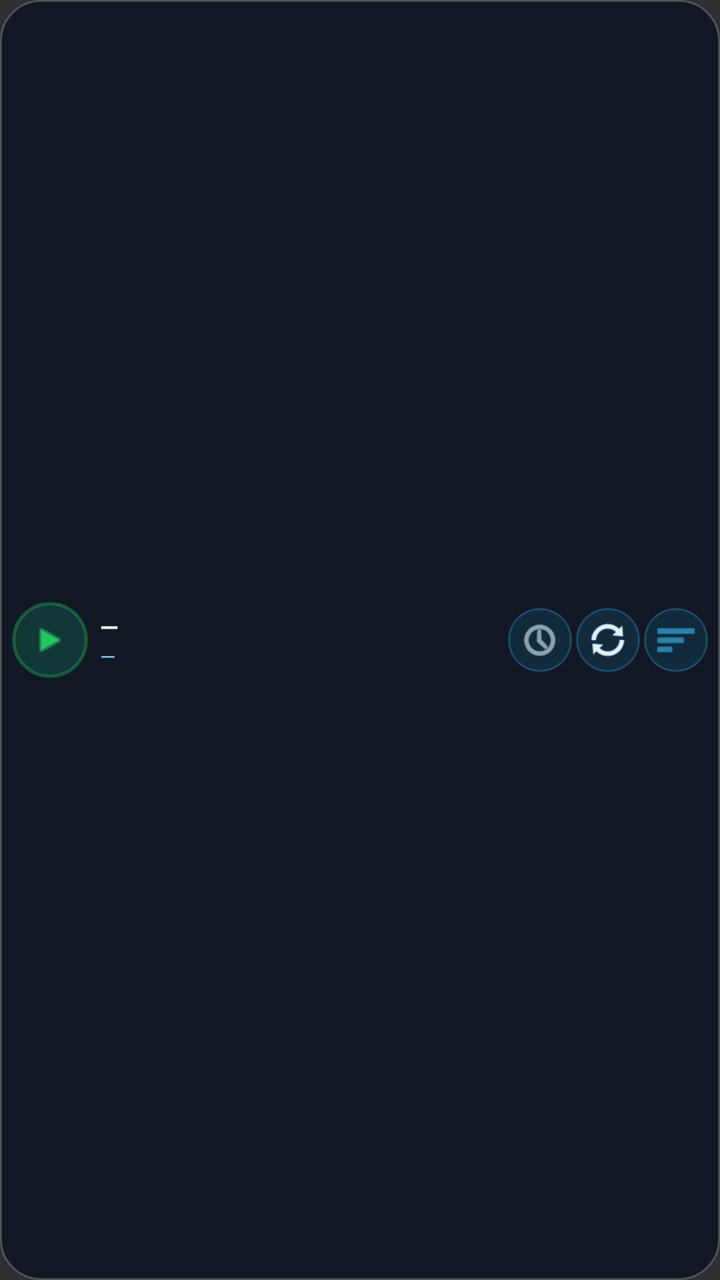
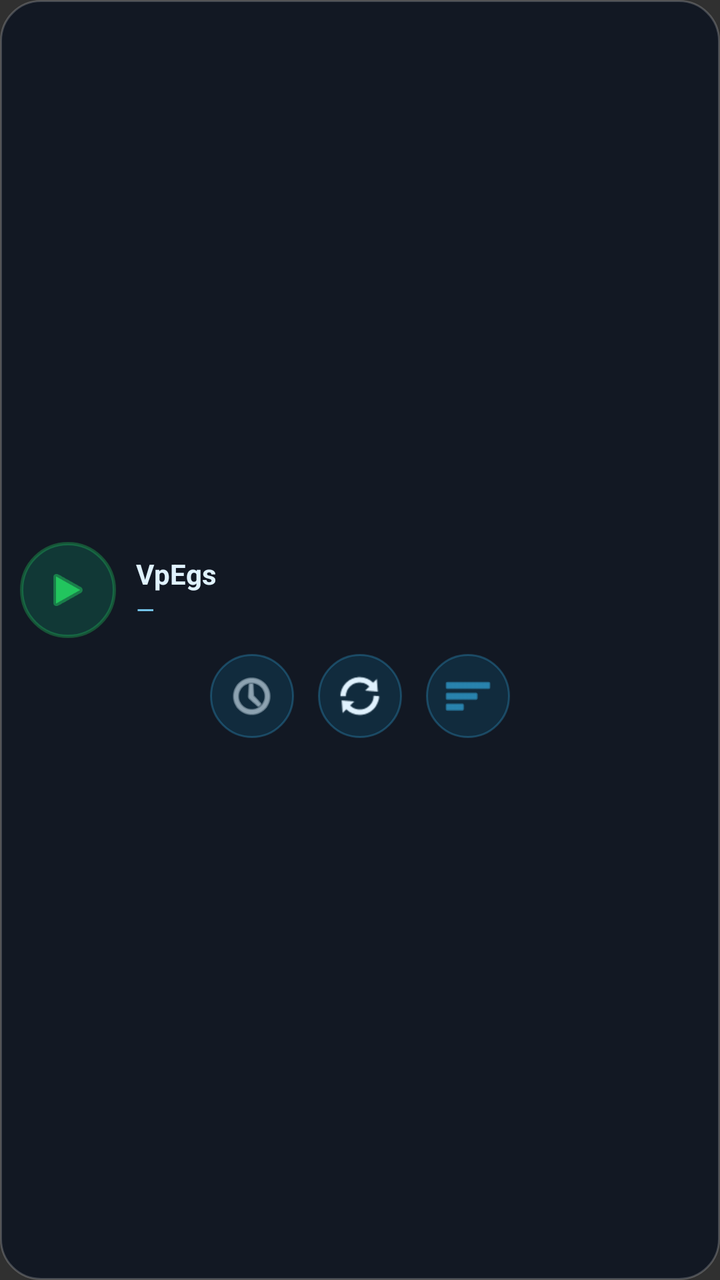

Screens rendered from an Android XML layout before and after an edit, with the pre-edit source and the edit as a unified diff.
<!-- AndroidManifest.xml: application theme Theme.VpEgs -->
<!-- res/layout/widget_vpegs.xml -->
<?xml version="1.0" encoding="utf-8"?>
<LinearLayout xmlns:android="http://schemas.android.com/apk/res/android"
    android:id="@+id/widget_root"
    android:layout_width="match_parent"
    android:layout_height="match_parent"
    android:orientation="horizontal"
    android:gravity="center_vertical"
    android:padding="6dp"
    android:background="@drawable/widget_bg">

    <FrameLayout
        android:id="@+id/btn_toggle"
        android:clickable="true"
        android:focusable="true"
        android:layout_width="38dp"
        android:layout_height="38dp"
        android:background="@drawable/widget_btn_circle">
        <ImageView
            android:id="@+id/icon_power"
            android:layout_width="18dp"
            android:layout_height="18dp"
            android:layout_gravity="center"
            android:src="@android:drawable/ic_media_play"
            android:tint="#22C55E" />
    </FrameLayout>

    <LinearLayout
        android:layout_width="0dp"
        android:layout_height="wrap_content"
        android:layout_weight="1"
        android:orientation="vertical"
        android:paddingStart="6dp"
        android:paddingEnd="2dp">
        <TextView
            android:id="@+id/txt_country"
            android:layout_width="match_parent"
            android:layout_height="wrap_content"
            android:text="—"
            android:textColor="#F1F5F9"
            android:textSize="12sp"
            android:textStyle="bold"
            android:maxLines="1"
            android:ellipsize="end" />
        <TextView
            android:id="@+id/txt_ping"
            android:layout_width="match_parent"
            android:layout_height="wrap_content"
            android:text="—"
            android:textColor="#7DD3FC"
            android:textSize="10sp"
            android:maxLines="1" />
    </LinearLayout>

    <ImageView android:id="@+id/btn_ping" android:layout_width="32dp" android:layout_height="32dp"
        android:padding="5dp" android:clickable="true" android:focusable="true"
        android:src="@android:drawable/ic_menu_recent_history" android:background="@drawable/widget_btn_small" android:tint="#E0F2FE" />
    <ImageView android:id="@+id/btn_refresh" android:layout_width="32dp" android:layout_height="32dp"
        android:layout_marginStart="2dp" android:padding="5dp" android:clickable="true" android:focusable="true"
        android:src="@android:drawable/ic_popup_sync" android:background="@drawable/widget_btn_small" android:tint="#E0F2FE" />
    <ImageView android:id="@+id/btn_best" android:layout_width="32dp" android:layout_height="32dp"
        android:layout_marginStart="2dp" android:padding="5dp" android:clickable="true" android:focusable="true"
        android:src="@android:drawable/ic_menu_sort_by_size" android:background="@drawable/widget_btn_small" android:tint="#38BDF8" />
</LinearLayout>
<!-- resources referenced by this layout -->
<resources>
  <!-- drawable widget_bg (drawable) -->
  <?xml version="1.0" encoding="utf-8"?>
  <shape xmlns:android="http://schemas.android.com/apk/res/android" android:shape="rectangle">
      <solid android:color="#CC0B1220" />
      <corners android:radius="20dp" />
      <stroke android:width="1dp" android:color="#33FFFFFF" />
  </shape>
  <!-- drawable widget_btn_circle (drawable) -->
  <?xml version="1.0" encoding="utf-8"?>
  <shape xmlns:android="http://schemas.android.com/apk/res/android"
      android:shape="oval">
      <solid android:color="#3310B981" />
      <stroke android:width="1.5dp" android:color="#5522C55E" />
  </shape>
  <!-- drawable widget_btn_small (drawable) -->
  <?xml version="1.0" encoding="utf-8"?>
  <shape xmlns:android="http://schemas.android.com/apk/res/android"
      android:shape="oval">
      <solid android:color="#220EA5E9" />
      <stroke android:width="1dp" android:color="#4438BDF8" />
  </shape>
  <style name="Theme.VpEgs" parent="android:Theme.Material.NoActionBar">
          <item name="android:statusBarColor">@android:color/transparent</item>
          <item name="android:navigationBarColor">@android:color/transparent</item>
          <item name="android:windowLightStatusBar">false</item>
      </style>
</resources>

<!-- the commit's change to res/layout/widget_vpegs.xml (unified diff, before → after) -->
@@ -3,61 +3,100 @@
     android:id="@+id/widget_root"
     android:layout_width="match_parent"
     android:layout_height="match_parent"
-    android:orientation="horizontal"
-    android:gravity="center_vertical"
-    android:padding="6dp"
-    android:background="@drawable/widget_bg">
-
-    <FrameLayout
-        android:id="@+id/btn_toggle"
-        android:clickable="true"
-        android:focusable="true"
-        android:layout_width="38dp"
-        android:layout_height="38dp"
-        android:background="@drawable/widget_btn_circle">
-        <ImageView
-            android:id="@+id/icon_power"
-            android:layout_width="18dp"
-            android:layout_height="18dp"
-            android:layout_gravity="center"
-            android:src="@android:drawable/ic_media_play"
-            android:tint="#22C55E" />
-    </FrameLayout>
+    android:orientation="vertical"
+    android:padding="10dp"
+    android:background="@drawable/widget_bg"
+    android:gravity="center">
 
     <LinearLayout
-        android:layout_width="0dp"
+        android:layout_width="match_parent"
         android:layout_height="wrap_content"
-        android:layout_weight="1"
-        android:orientation="vertical"
-        android:paddingStart="6dp"
-        android:paddingEnd="2dp">
-        <TextView
-            android:id="@+id/txt_country"
-            android:layout_width="match_parent"
+        android:orientation="horizontal"
+        android:gravity="center_vertical">
+
+        <FrameLayout
+            android:id="@+id/btn_toggle"
+            android:clickable="true"
+            android:focusable="true"
+            android:layout_width="48dp"
+            android:layout_height="48dp"
+            android:background="@drawable/widget_btn_circle">
+            <ImageView
+                android:id="@+id/icon_power"
+                android:layout_width="24dp"
+                android:layout_height="24dp"
+                android:layout_gravity="center"
+                android:src="@android:drawable/ic_media_play"
+                android:tint="#22C55E" />
+        </FrameLayout>
+
+        <LinearLayout
+            android:layout_width="0dp"
             android:layout_height="wrap_content"
-            android:text="—"
-            android:textColor="#F1F5F9"
-            android:textSize="12sp"
-            android:textStyle="bold"
-            android:maxLines="1"
-            android:ellipsize="end" />
-        <TextView
-            android:id="@+id/txt_ping"
-            android:layout_width="match_parent"
-            android:layout_height="wrap_content"
-            android:text="—"
-            android:textColor="#7DD3FC"
-            android:textSize="10sp"
-            android:maxLines="1" />
+            android:layout_weight="1"
+            android:orientation="vertical"
+            android:paddingStart="10dp">
+            <TextView
+                android:id="@+id/txt_country"
+                android:layout_width="match_parent"
+                android:layout_height="wrap_content"
+                android:text="VpEgs"
+                android:textColor="#E0F2FE"
+                android:textSize="14sp"
+                android:textStyle="bold"
+                android:maxLines="1"
+                android:ellipsize="end" />
+            <TextView
+                android:id="@+id/txt_ping"
+                android:layout_width="match_parent"
+                android:layout_height="wrap_content"
+                android:text="—"
+                android:textColor="#7DD3FC"
+                android:textSize="12sp"
+                android:maxLines="1" />
+        </LinearLayout>
     </LinearLayout>
 
-    <ImageView android:id="@+id/btn_ping" android:layout_width="32dp" android:layout_height="32dp"
-        android:padding="5dp" android:clickable="true" android:focusable="true"
-        android:src="@android:drawable/ic_menu_recent_history" android:background="@drawable/widget_btn_small" android:tint="#E0F2FE" />
-    <ImageView android:id="@+id/btn_refresh" android:layout_width="32dp" android:layout_height="32dp"
-        android:layout_marginStart="2dp" android:padding="5dp" android:clickable="true" android:focusable="true"
-        android:src="@android:drawable/ic_popup_sync" android:background="@drawable/widget_btn_small" android:tint="#E0F2FE" />
-    <ImageView android:id="@+id/btn_best" android:layout_width="32dp" android:layout_height="32dp"
-        android:layout_marginStart="2dp" android:padding="5dp" android:clickable="true" android:focusable="true"
-        android:src="@android:drawable/ic_menu_sort_by_size" android:background="@drawable/widget_btn_small" android:tint="#38BDF8" />
+    <LinearLayout
+        android:layout_width="match_parent"
+        android:layout_height="wrap_content"
+        android:orientation="horizontal"
+        android:gravity="center"
+        android:layout_marginTop="8dp">
+
+        <ImageView
+            android:id="@+id/btn_ping"
+            android:clickable="true"
+            android:focusable="true"
+            android:layout_width="42dp"
+            android:layout_height="42dp"
+            android:padding="8dp"
+            android:src="@android:drawable/ic_menu_recent_history"
+            android:background="@drawable/widget_btn_small"
+            android:tint="#E0F2FE" />
+
+        <ImageView
+            android:id="@+id/btn_refresh"
+            android:clickable="true"
+            android:focusable="true"
+            android:layout_width="42dp"
+            android:layout_height="42dp"
+            android:layout_marginStart="12dp"
+            android:padding="8dp"
+            android:src="@android:drawable/ic_popup_sync"
+            android:background="@drawable/widget_btn_small"
+            android:tint="#E0F2FE" />
+
+        <ImageView
+            android:id="@+id/btn_best"
+            android:clickable="true"
+            android:focusable="true"
+            android:layout_width="42dp"
+            android:layout_height="42dp"
+            android:layout_marginStart="12dp"
+            android:padding="8dp"
+            android:src="@android:drawable/ic_menu_sort_by_size"
+            android:background="@drawable/widget_btn_small"
+            android:tint="#38BDF8" />
+    </LinearLayout>
 </LinearLayout>
